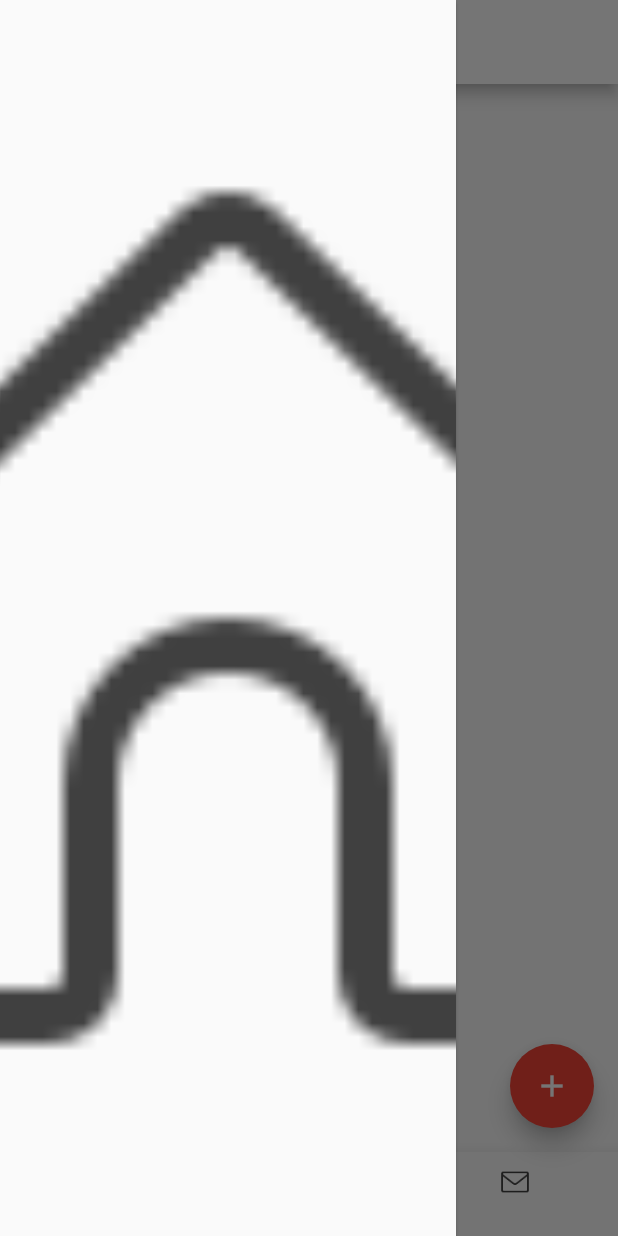
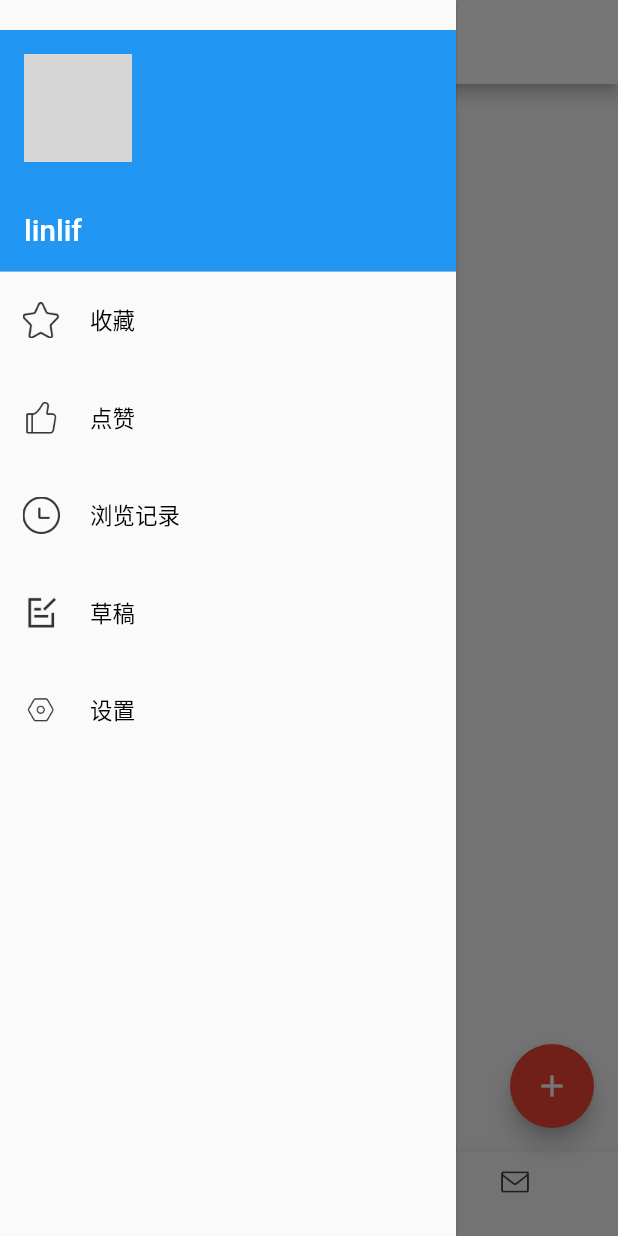
Before and after one commit to linliff/weibo_international_flutter, a Flutter app: the IndexPage screen opened directly, with the side drawer open, on a phone screen of 412 x 824 dp. Run offline on Flutter 3.47's test engine with Material 2 defaults, Android fonts, the phone set to English and light mode, and no system bars; our stand-ins replace dio; generated files the repository leaves out were written again; network calls fail; grey boxes are pictures that could not be loaded.

Commit message:
完善左边抽屉页面

```diff
--- a/lib/main/index/IndexPage.dart
+++ b/lib/main/index/IndexPage.dart
@@ -1,8 +1,8 @@
 import 'package:flutter/material.dart';
 import 'package:weibo_international_flutter/Constant.dart';
 import 'package:weibo_international_flutter/main/DiscoverPage.dart';
+import 'package:weibo_international_flutter/main/MessagePage.dart';
 import 'package:weibo_international_flutter/main/home/HomePage.dart';
-import 'package:weibo_international_flutter/main/MessagePage.dart';
 import 'package:weibo_international_flutter/utils/ImageSourceUtil.dart';
 
 class IndexPage extends StatefulWidget {
@@ -29,7 +29,6 @@ class IndexPageState extends State<IndexPage> {
     super.dispose();
     controller.dispose();
   }
-
 
   @override
   Widget build(BuildContext context) {
@@ -80,8 +79,18 @@ class IndexPageState extends State<IndexPage> {
 
   Drawer _buildLeftDrawer() => Drawer(
         elevation: 1,
-        child: Image.asset(Constant.ASSETS_IMG + 'tabbar_home.png',
-            fit: BoxFit.cover),
+        child: ListView(
+          // Important: Remove any padding from the ListView.
+          padding: EdgeInsets.zero,
+          children: <Widget>[
+            _getUserHeader(),
+            _getUserItem("收藏", 'ic_shoucang.png'),
+            _getUserItem("点赞", 'ic_dianzan.png'),
+            _getUserItem("浏览记录", 'ic_liulanjilu.png'),
+            _getUserItem("草稿", 'ic_caogao.png'),
+            _getUserItem("设置", 'ic_setting.png'),
+          ],
+        ),
       );
 
   void _initData() {
@@ -122,7 +131,47 @@ class IndexPageState extends State<IndexPage> {
     return tabImages[curIndex][0];
   }
 
-  void _changePage(int index) {
-    controller.jumpToPage(index);
+  Widget _getUserHeader() {
+    return UserAccountsDrawerHeader(
+        margin: EdgeInsets.only(top: 20),
+        accountName: Text('linlif',
+            style: TextStyle(
+              fontSize: 20,
+              color: Colors.white,
+            )),
+        decoration: BoxDecoration(
+          color: Colors.blue,
+        ),
+        currentAccountPicture: Container(
+            width: 40.0,
+            height: 40.0,
+            decoration: BoxDecoration(
+              shape: BoxShape.circle,
+              color: Colors.transparent,
+              image: DecorationImage(
+                  image: NetworkImage(
+                      'https://img2.doubanio.com/view/photo/l/public/p2509706082.webp'),
+                  fit: BoxFit.cover),
+            )));
+  }
+
+  Widget _getUserItem(String title, String icon) {
+    return Row(
+        crossAxisAlignment: CrossAxisAlignment.center,
+        children: <Widget>[
+          Container(
+            margin: EdgeInsets.only(left: 15, right: 20, top: 20, bottom: 20),
+            child: ImageSourceUtil.getImageByPath(
+                Constant.ASSETS_IMG + icon, 25, 25),
+          ),
+          Container(
+            child: Text(title,
+                style: TextStyle(
+                  fontSize: 15,
+                  fontWeight: FontWeight.w500,
+                  color: Colors.black,
+                )),
+          ),
+        ]);
   }
 }
```
Also changed, not shown: lib/main/home/WeiboItemWidget.dart (+16 -16 lines), assets/images/ic_caogao.png (added), assets/images/ic_dianzan.png (added), assets/images/ic_liulanjilu.png (added), assets/images/ic_setting.png (added), assets/images/ic_shoucang.png (added).
